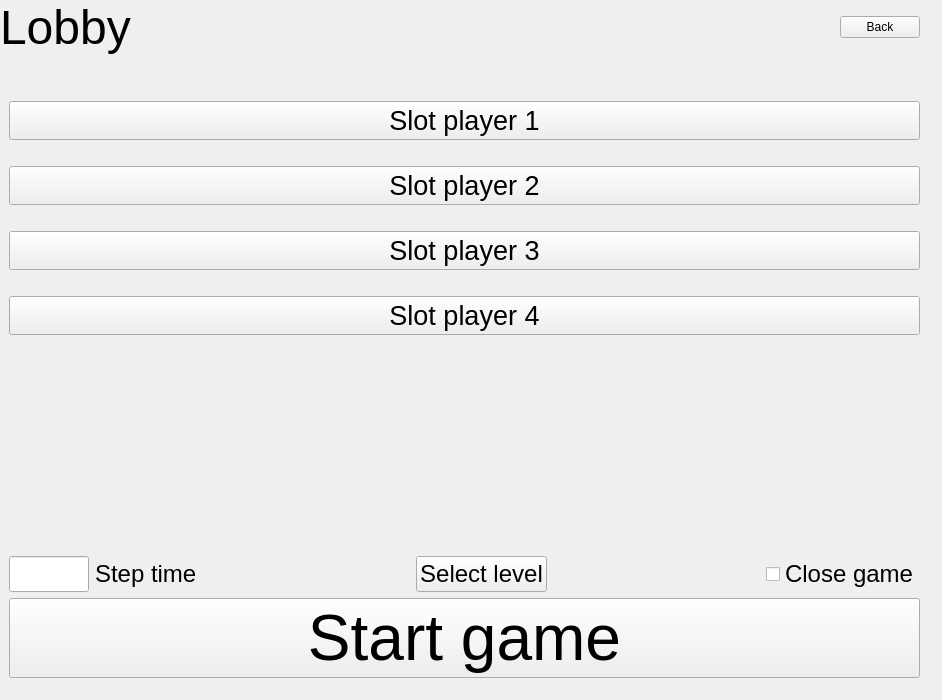
Above: gui/mainwindow.ui from metthal/ICP-Projekt before the change. Below: the same form after it.
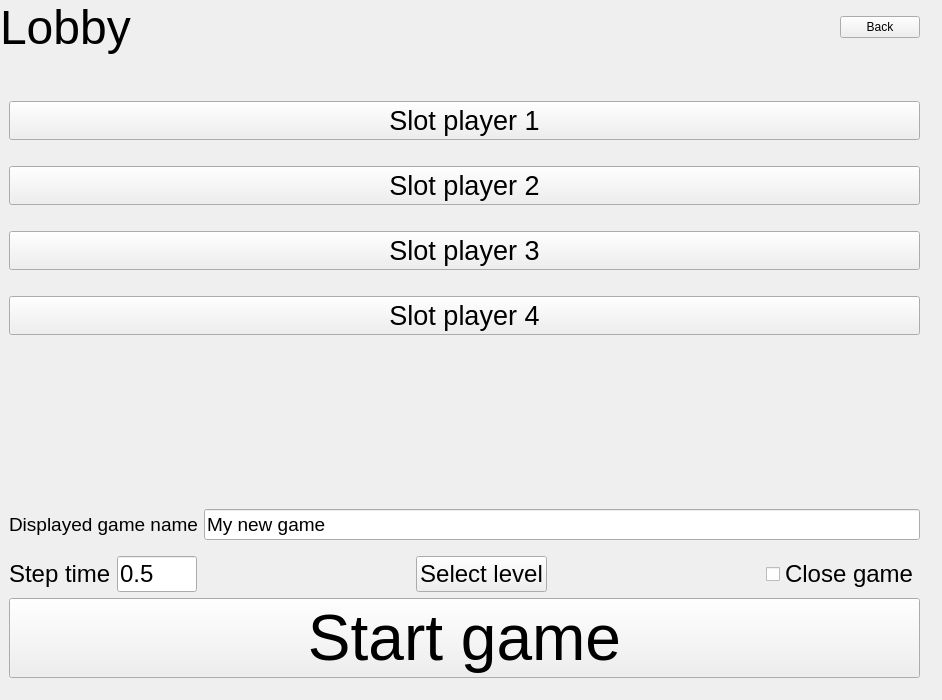
That is the form after the change. The open tabs and pages were chosen to show the change. Custom widgets are drawn as their Qt base class.

Commit message: GUI bind to TcpClient.

Patch:
```diff
--- a/gui/mainwindow.ui
+++ b/gui/mainwindow.ui
@@ -752,8 +752,54 @@
               </property>
              </spacer>
             </item>
+            <item>
+             <layout class="QHBoxLayout" name="horizontalLayout_12">
+              <property name="bottomMargin">
+               <number>10</number>
+              </property>
+              <item>
+               <widget class="QLabel" name="LabelGameName">
+                <property name="font">
+                 <font>
+                  <pointsize>14</pointsize>
+                 </font>
+                </property>
+                <property name="text">
+                 <string>Displayed game name</string>
+                </property>
+               </widget>
+              </item>
+              <item>
+               <widget class="QLineEdit" name="EditGameName">
+                <property name="font">
+                 <font>
+                  <pointsize>14</pointsize>
+                 </font>
+                </property>
+                <property name="text">
+                 <string>My new game</string>
+                </property>
+               </widget>
+              </item>
+             </layout>
+            </item>
             <item>
              <layout class="QHBoxLayout" name="horizontalLayout_5">
+              <item>
+               <widget class="QLabel" name="StepTimeDescriptor">
+                <property name="font">
+                 <font>
+                  <pointsize>18</pointsize>
+                 </font>
+                </property>
+                <property name="text">
+                 <string>Step time</string>
+                </property>
+                <property name="buddy">
+                 <cstring>StepTimeValue</cstring>
+                </property>
+               </widget>
+              </item>
               <item>
                <widget class="QLineEdit" name="StepTimeValue">
                 <property name="sizePolicy">
@@ -779,26 +825,14 @@
                 <property name="inputMethodHints">
                  <set>Qt::ImhNone</set>
                 </property>
+                <property name="text">
+                 <string>0.5</string>
+                </property>
                 <property name="maxLength">
                  <number>4</number>
                 </property>
                </widget>
               </item>
-              <item>
-               <widget class="QLabel" name="StepTimeDescriptor">
-                <property name="font">
-                 <font>
-                  <pointsize>18</pointsize>
-                 </font>
-                </property>
-                <property name="text">
-                 <string>Step time</string>
-                </property>
-                <property name="buddy">
-                 <cstring>StepTimeValue</cstring>
-                </property>
-               </widget>
-              </item>
               <item>
                <spacer name="horizontalSpacer_5">
                 <property name="orientation">
```
Left out of the diff: 34 changed lines with no effect on the pictures. The commit also changes 7 other files.
